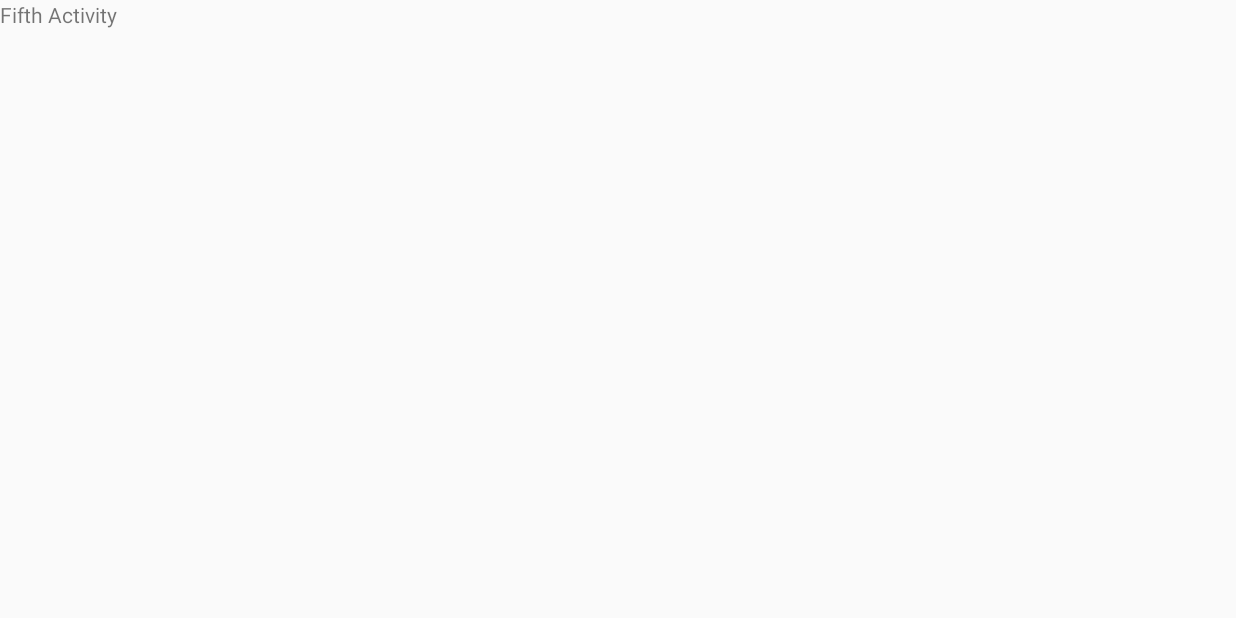
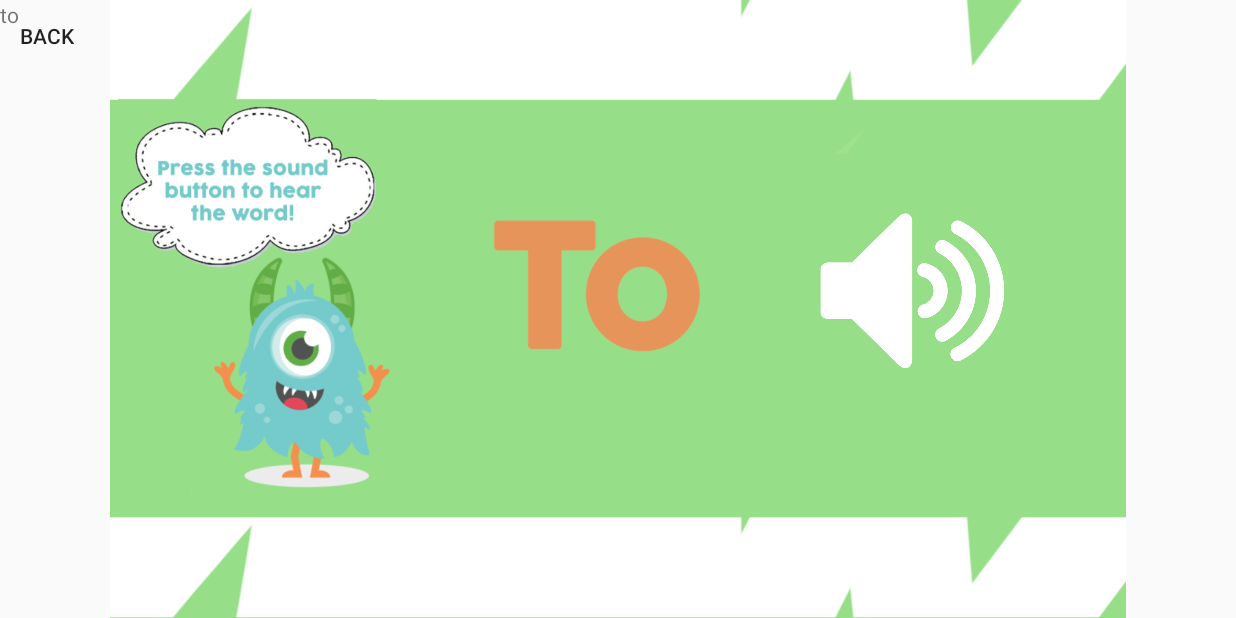
Before and after one commit to emilylakic/cs441-childreadingaid, an Android app: the FifthActivity screen opened directly, with no data from a screen before it, on a phone screen of 824 x 412 dp (held sideways). Before the commit the screen is almost empty. Run offline under Robolectric (Android 15) with nearby library versions, the phone set to English and light mode, and no system bars.

Commit message:
The and To complete from List 1

```diff
--- a/app/src/main/java/com/example/myapplication/cs441_childreadingaid/FifthActivity.java
+++ b/app/src/main/java/com/example/myapplication/cs441_childreadingaid/FifthActivity.java
@@ -1,14 +1,98 @@
 package com.example.myapplication.cs441_childreadingaid;
 
-import androidx.appcompat.app.AppCompatActivity;
+import java.util.Locale;
 
+import android.app.Activity;
+import android.content.Intent;
 import android.os.Bundle;
+import android.speech.tts.TextToSpeech;
+import android.util.Log;
+import android.view.View;
+import android.widget.Button;
+import android.widget.EditText;
+import android.widget.ImageButton;
+import android.widget.TextView;
 
-public class FifthActivity extends AppCompatActivity {
+public class FifthActivity extends Activity implements TextToSpeech.OnInitListener {
+
+    private TextToSpeech tts;
+    private ImageButton btnSpeak;
+    private TextView textView;
+    Button backButton;
 
     @Override
-    protected void onCreate(Bundle savedInstanceState) {
+    public void onCreate(Bundle savedInstanceState) {
         super.onCreate(savedInstanceState);
         setContentView(R.layout.activity_fifth);
+
+        backButton = (Button) findViewById(R.id.backButton);
+
+        backButton.setOnClickListener(new View.OnClickListener() {
+
+            public void onClick(View v) {
+
+                // Intents are objects of the android.content.Intent type. Your code can send them
+                // to the Android system defining the components you are targeting.
+                // Intent to start an activity called ThirdActivity with the following code:
+
+                Intent intent = new Intent(FifthActivity.this, ThirdActivity.class);
+
+                // start the activity connect to the specified class
+                startActivity(intent);
+            }
+        });
+
+        tts = new TextToSpeech(this, this);
+
+        btnSpeak = (ImageButton) findViewById(R.id.btnSpeak);
+
+        textView = (TextView) findViewById(R.id.textView);
+
+        // button on click event
+        btnSpeak.setOnClickListener(new View.OnClickListener() {
+
+            @Override
+            public void onClick(View arg0) {
+                speakOut();
+            }
+
+        });
+    }
+
+    @Override
+    public void onDestroy() {
+        // Don't forget to shutdown tts!
+        if (tts != null) {
+            tts.stop();
+            tts.shutdown();
+        }
+        super.onDestroy();
+    }
+
+    @Override
+    public void onInit(int status) {
+
+        if (status == TextToSpeech.SUCCESS) {
+
+            int result = tts.setLanguage(Locale.US);
+
+            if (result == TextToSpeech.LANG_MISSING_DATA
+                    || result == TextToSpeech.LANG_NOT_SUPPORTED) {
+                Log.e("TTS", "This Language is not supported");
+            } else {
+                btnSpeak.setEnabled(true);
+            }
+
+        } else {
+            Log.e("TTS", "Initilization Failed!");
+        }
+
+    }
+
+    private void speakOut() {
+
+        String text = textView.getText().toString();
+
+        tts.speak(text, TextToSpeech.QUEUE_FLUSH, null);
     }
 }
--- a/app/src/main/res/layout/activity_fifth.xml
+++ b/app/src/main/res/layout/activity_fifth.xml
@@ -1,5 +1,5 @@
 <?xml version="1.0" encoding="utf-8"?>
-<androidx.constraintlayout.widget.ConstraintLayout xmlns:android="http://schemas.android.com/apk/res/android"
+<RelativeLayout xmlns:android="http://schemas.android.com/apk/res/android"
     xmlns:app="http://schemas.android.com/apk/res-auto"
     xmlns:tools="http://schemas.android.com/tools"
     android:layout_width="match_parent"
@@ -7,8 +7,44 @@
     tools:context=".FifthActivity">
 
     <TextView
-        android:id="@+id/textView2"
+        android:id="@+id/textView"
         android:layout_width="wrap_content"
         android:layout_height="wrap_content"
-        android:text="Fifth Activity" />
-</androidx.constraintlayout.widget.ConstraintLayout>
+        android:text="to" />
+
+    <ImageView
+        android:id="@+id/imageView4"
+        android:layout_width="wrap_content"
+        android:layout_height="wrap_content"
+        android:src="@drawable/tobg" />
+
+    <Button
+        android:id="@+id/backButton"
+        android:layout_width="wrap_content"
+        android:layout_height="wrap_content"
+        android:layout_marginLeft="-20px"
+        android:background="@android:color/transparent"
+        android:text="Back" />
+
+    <LinearLayout
+        android:layout_width="match_parent"
+        android:layout_height="match_parent"
+        android:gravity="center"
+        android:layout_marginRight="-390dp"
+        android:layout_marginTop="-20dp"
+        android:orientation="vertical">
+
+        <ImageButton
+            android:id="@+id/btnSpeak"
+            android:layout_width="173dp"
+            android:layout_height="123dp"
+            android:adjustViewBounds="true"
+            android:background="@android:color/transparent"
+            android:maxWidth="50dp"
+            android:maxHeight="50dp"
+            android:scaleType="fitCenter"
+            android:src="@drawable/soundbar" />
+    </LinearLayout>
+
+
+</RelativeLayout>
```
Also changed, not shown: app/src/main/java/com/example/myapplication/cs441_childreadingaid/FourthActivity.java (+19 -1 lines), app/src/main/res/layout/activity_fourth.xml (+9 -1 lines), app/src/main/res/drawable-v24/thebg.png, app/src/main/res/drawable-v24/tobg.png (added).
